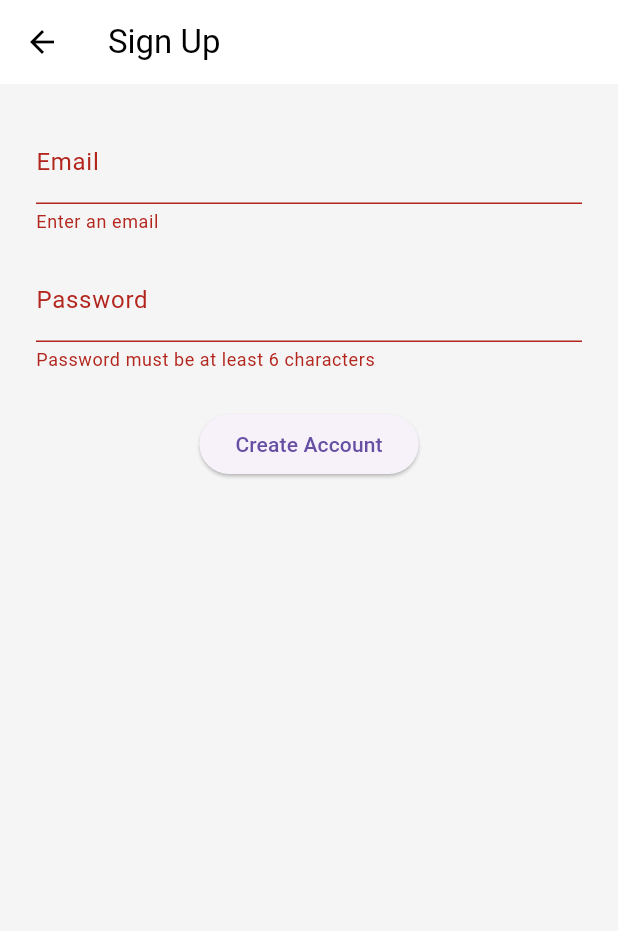
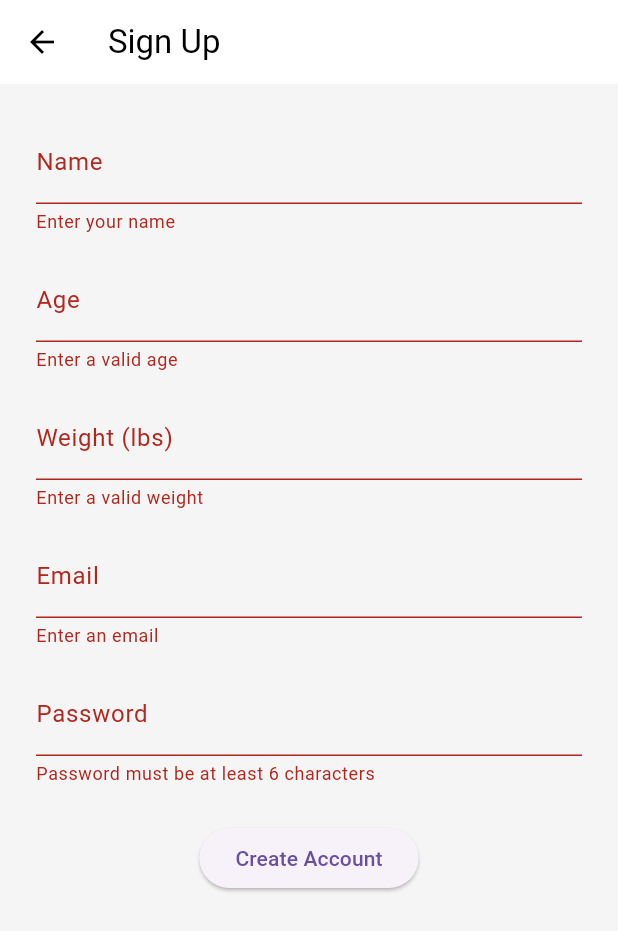
Before and after one commit to Diana-M0407/fitness_app, a Flutter app: the SignUpPage screen opened directly, after a tap on "Create Account", on a phone screen of 412 x 824 dp. Shown: the top 931 px of the screen. Run offline on Flutter 3.47's test engine with Material 3 defaults, Android fonts, the phone set to English and light mode, and no system bars; our stand-ins replace firebase_auth, firebase_core, flutter_svg, shared_preferences; accounts and stored records are empty.

Commit message:
added message: Welcome %Name. Ready to work out? after sign-in

```diff
--- a/lib/pages/signup_page.dart
+++ b/lib/pages/signup_page.dart
@@ -12,7 +12,9 @@ class SignUpPage extends StatefulWidget {
 
 class _SignUpPageState extends State<SignUpPage> {
   final _formKey = GlobalKey<FormState>();
-  String _email = '', _password = '', _error = '';
+  String _name = '', _email = '', _password = '', _error = '';
+  int _age = 0;
+  double _weight = 0.0;
   bool _loading = false;
 
   Future<void> _signUp() async {
@@ -22,25 +24,27 @@ class _SignUpPageState extends State<SignUpPage> {
     setState(() => _loading = true);
 
     try {
-      // Create the user
       await FirebaseAuth.instance.createUserWithEmailAndPassword(
         email: _email,
         password: _password,
       );
 
-      // Save login state
       final prefs = await SharedPreferences.getInstance();
       await prefs.setBool('isLoggedIn', true);
+      await prefs.setString('displayName', _name);
+      await prefs.setInt('age', _age);
+      await prefs.setDouble('weight', _weight);
 
-      // Navigate to main app screen
-      Navigator.pushReplacement(
-        context,
-        MaterialPageRoute(builder: (_) => const NavigatorPage()),
-      );
+      if (context.mounted) {
+        Navigator.pushReplacement(
+          context,
+          MaterialPageRoute(
+            builder: (_) => NavigatorPageWithGreeting(name: _name),
+          ),
+        );
+      }
     } on FirebaseAuthException catch (e) {
       setState(() => _error = e.message ?? 'Sign-up failed');
-    } catch (e) {
-      setState(() => _error = 'Unexpected error occurred');
     } finally {
       setState(() => _loading = false);
     }
@@ -58,9 +62,39 @@ class _SignUpPageState extends State<SignUpPage> {
             child: Column(
               children: [
                 TextFormField(
+                  decoration: const InputDecoration(labelText: 'Name'),
+                  validator: (value) =>
+                      value!.isEmpty ? 'Enter your name' : null,
+                  onSaved: (value) => _name = value!.trim(),
+                ),
+                const SizedBox(height: 16),
+                TextFormField(
+                  decoration: const InputDecoration(labelText: 'Age'),
+                  keyboardType: TextInputType.number,
+                  validator: (value) {
+                    final age = int.tryParse(value ?? '');
+                    return (age == null || age <= 0) ? 'Enter a valid age' : null;
+                  },
+                  onSaved: (value) => _age = int.parse(value!),
+                ),
+                const SizedBox(height: 16),
+                TextFormField(
+                  decoration: const InputDecoration(labelText: 'Weight (lbs)'),
+                  keyboardType: TextInputType.number,
+                  validator: (value) {
+                    final weight = double.tryParse(value ?? '');
+                    return (weight == null || weight <= 0)
+                        ? 'Enter a valid weight'
+                        : null;
+                  },
+                  onSaved: (value) => _weight = double.parse(value!),
+                ),
+                const SizedBox(height: 16),
+                TextFormField(
                   decoration: const InputDecoration(labelText: 'Email'),
                   keyboardType: TextInputType.emailAddress,
-                  validator: (value) => value!.isEmpty ? 'Enter an email' : null,
+                  validator: (value) =>
+                      value!.isEmpty ? 'Enter an email' : null,
                   onSaved: (value) => _email = value!.trim(),
                 ),
                 const SizedBox(height: 16),
@@ -90,3 +124,18 @@ class _SignUpPageState extends State<SignUpPage> {
     );
   }
 }
+
+class NavigatorPageWithGreeting extends StatelessWidget {
+  final String name;
+  const NavigatorPageWithGreeting({super.key, required this.name});
+
+  @override
+  Widget build(BuildContext context) {
+    WidgetsBinding.instance.addPostFrameCallback((_) {
+      ScaffoldMessenger.of(context).showSnackBar(
+        SnackBar(content: Text('Welcome, $name! Ready to work out?')),
+      );
+    });
+    return const NavigatorPage();
+  }
+}
```
Also changed, not shown: lib/pages/navigator_page.dart (line endings or trailing spaces), 4 other files.
